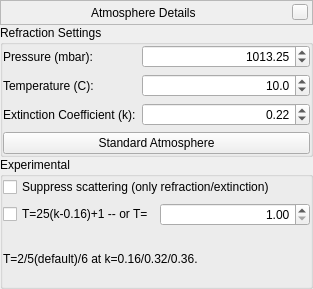
Above: src/gui/atmosphereDialog.ui from Stellarium/stellarium before the change. Below: the same form after it.
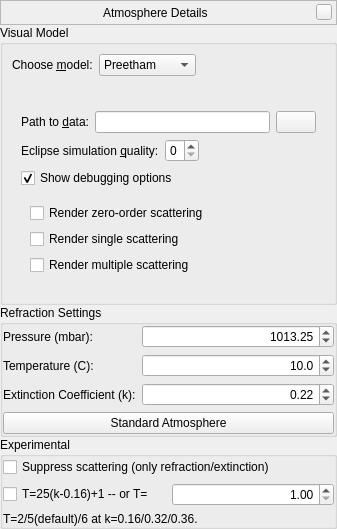
That is the form after the change. Icons and pictures are not drawn. Custom widgets are drawn as their Qt base class.

Commit message: Add ShowMySky atmosphere model

Patch:
```diff
--- a/src/gui/atmosphereDialog.ui
+++ b/src/gui/atmosphereDialog.ui
@@ -6,12 +6,12 @@
    <rect>
     <x>0</x>
     <y>0</y>
-    <width>313</width>
-    <height>289</height>
+    <width>337</width>
+    <height>491</height>
    </rect>
   </property>
   <property name="sizePolicy">
-   <sizepolicy hsizetype="Preferred" vsizetype="Preferred">
+   <sizepolicy hsizetype="Preferred" vsizetype="Minimum">
     <horstretch>0</horstretch>
     <verstretch>0</verstretch>
    </sizepolicy>
@@ -130,6 +130,187 @@
      </layout>
     </widget>
    </item>
+   <item>
+    <widget class="QGroupBox" name="visualModelConfigGroup">
+     <property name="sizePolicy">
+      <sizepolicy hsizetype="Preferred" vsizetype="Minimum">
+       <horstretch>0</horstretch>
+       <verstretch>0</verstretch>
+      </sizepolicy>
+     </property>
+     <property name="title">
+      <string>Visual Model</string>
+     </property>
+     <layout class="QVBoxLayout" name="verticalLayout_5">
+      <item>
+       <layout class="QHBoxLayout" name="horizontalLayout">
+        <item>
+         <widget class="QLabel" name="label_2">
+          <property name="text">
+           <string>Choose &amp;model:</string>
+          </property>
+          <property name="buddy">
+           <cstring>atmosphereModel</cstring>
+          </property>
+         </widget>
+        </item>
+        <item>
+         <widget class="QComboBox" name="atmosphereModel">
+          <item>
+           <property name="text">
+            <string>Preetham</string>
+           </property>
+          </item>
+          <item>
+           <property name="text">
+            <string>ShowMySky</string>
+           </property>
+          </item>
+         </widget>
+        </item>
+        <item>
+         <spacer name="horizontalSpacer">
+          <property name="orientation">
+           <enum>Qt::Horizontal</enum>
+          </property>
+          <property name="sizeHint" stdset="0">
+           <size>
+            <width>40</width>
+            <height>20</height>
+           </size>
+          </property>
+         </spacer>
+        </item>
+       </layout>
+      </item>
+      <item>
+       <widget class="QFrame" name="showMySky_optionsGroup">
+        <layout class="QVBoxLayout" name="verticalLayout_2">
+         <item>
+          <widget class="QLabel" name="showMySky_statusLabel">
+           <property name="text">
+            <string/>
+           </property>
+           <property name="wordWrap">
+            <bool>true</bool>
+           </property>
+           <property name="textInteractionFlags">
+            <set>Qt::LinksAccessibleByMouse|Qt::TextSelectableByKeyboard|Qt::TextSelectableByMouse</set>
+           </property>
+          </widget>
+         </item>
+         <item>
+          <layout class="QHBoxLayout" name="showMySky_pathToDataLayout">
+           <item>
+            <widget class="QLabel" name="showMySky_pathToModelLabel">
+             <property name="text">
+              <string>Path to &amp;data:</string>
+             </property>
+             <property name="buddy">
+              <cstring>showMySky_pathToModelEdit</cstring>
+             </property>
+            </widget>
+           </item>
+           <item>
+            <widget class="QLineEdit" name="showMySky_pathToModelEdit"/>
+           </item>
+           <item>
+            <widget class="QPushButton" name="showMySky_pathToModelBrowseBtn">
+             <property name="sizePolicy">
+              <sizepolicy hsizetype="Fixed" vsizetype="Fixed">
+               <horstretch>0</horstretch>
+               <verstretch>0</verstretch>
+              </sizepolicy>
+             </property>
+             <property name="text">
+              <string/>
+             </property>
+             <property name="icon">
+              <iconset>
+               <normaloff>:/graphicGui/uibtFolder.png</normaloff>
+               <disabledoff>:/graphicGui/uibtFolder-disabled.png</disabledoff>:/graphicGui/uibtFolder.png</iconset>
+             </property>
+            </widget>
+           </item>
+          </layout>
+         </item>
+         <item>
+          <layout class="QHBoxLayout" name="showMySky_eclipseSimQualityLayout">
+           <item>
+            <widget class="QLabel" name="label">
+             <property name="text">
+              <string>Eclipse simulation &amp;quality:</string>
+             </property>
+             <property name="buddy">
+              <cstring>showMySky_eclipseSimulationQualitySpinBox</cstring>
+             </property>
+            </widget>
+           </item>
+           <item>
+            <widget class="QSpinBox" name="showMySky_eclipseSimulationQualitySpinBox">
+             <property name="maximum">
+              <number>3</number>
+             </property>
+            </widget>
+           </item>
+           <item>
+            <spacer name="horizontalSpacer_2">
+             <property name="orientation">
+              <enum>Qt::Horizontal</enum>
+             </property>
+             <property name="sizeHint" stdset="0">
+              <size>
+               <width>40</width>
+               <height>20</height>
+              </size>
+             </property>
+            </spacer>
+           </item>
+          </layout>
+         </item>
+         <item>
+          <widget class="QCheckBox" name="showMySky_debugOptionsEnabled">
+           <property name="text">
+            <string>Show debugging options</string>
+           </property>
+           <property name="checked">
+            <bool>true</bool>
+           </property>
+          </widget>
+         </item>
+         <item>
+          <widget class="QFrame" name="showMySky_debugOptionsGroup">
+           <layout class="QVBoxLayout" name="verticalLayout_4">
+            <item>
+             <widget class="QCheckBox" name="showMySky_zeroOrderEnabled">
+              <property name="text">
+               <string>Render zero-order scattering</string>
+              </property>
+             </widget>
+            </item>
+            <item>
+             <widget class="QCheckBox" name="showMySky_singleScatteringEnabled">
+              <property name="text">
+               <string>Render single scattering</string>
+              </property>
+             </widget>
+            </item>
+            <item>
+             <widget class="QCheckBox" name="showMySky_multipleScatteringEnabled">
+              <property name="text">
+               <string>Render multiple scattering</string>
+              </property>
+             </widget>
+            </item>
+           </layout>
+          </widget>
+         </item>
+        </layout>
+       </widget>
+      </item>
+     </layout>
+    </widget>
+   </item>
    <item>
     <widget class="QGroupBox" name="atmosphereGroupBox">
      <property name="title">
```
Left out of the diff: 16 changed lines with no effect on the pictures. The commit also changes 14 other files.
